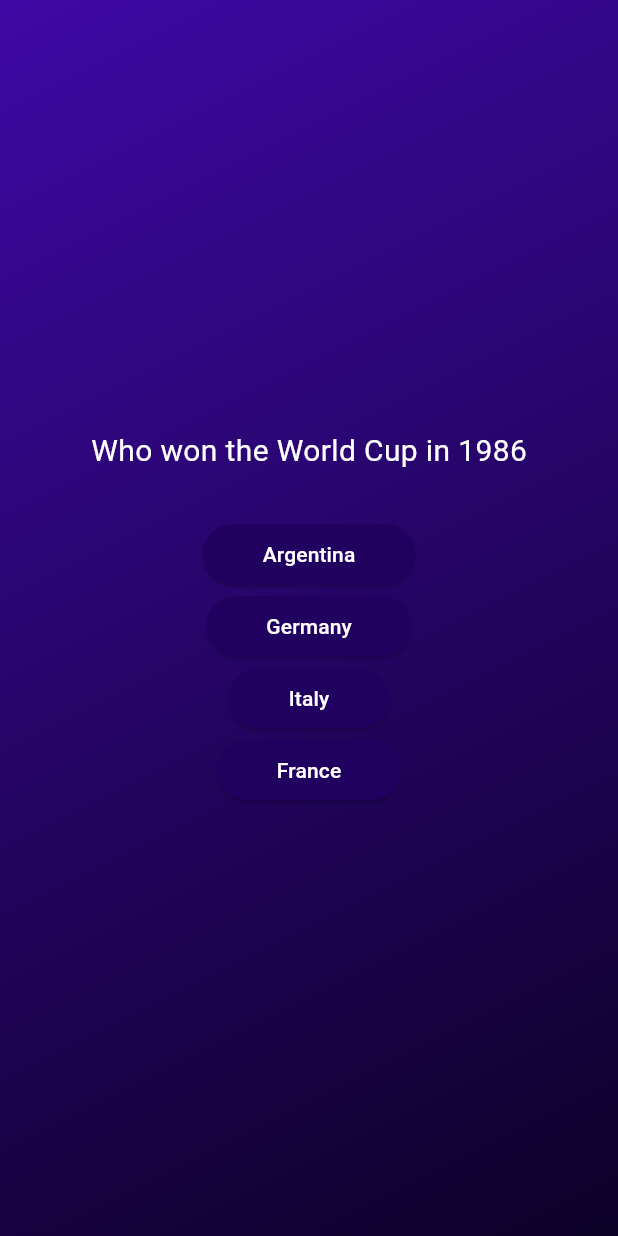
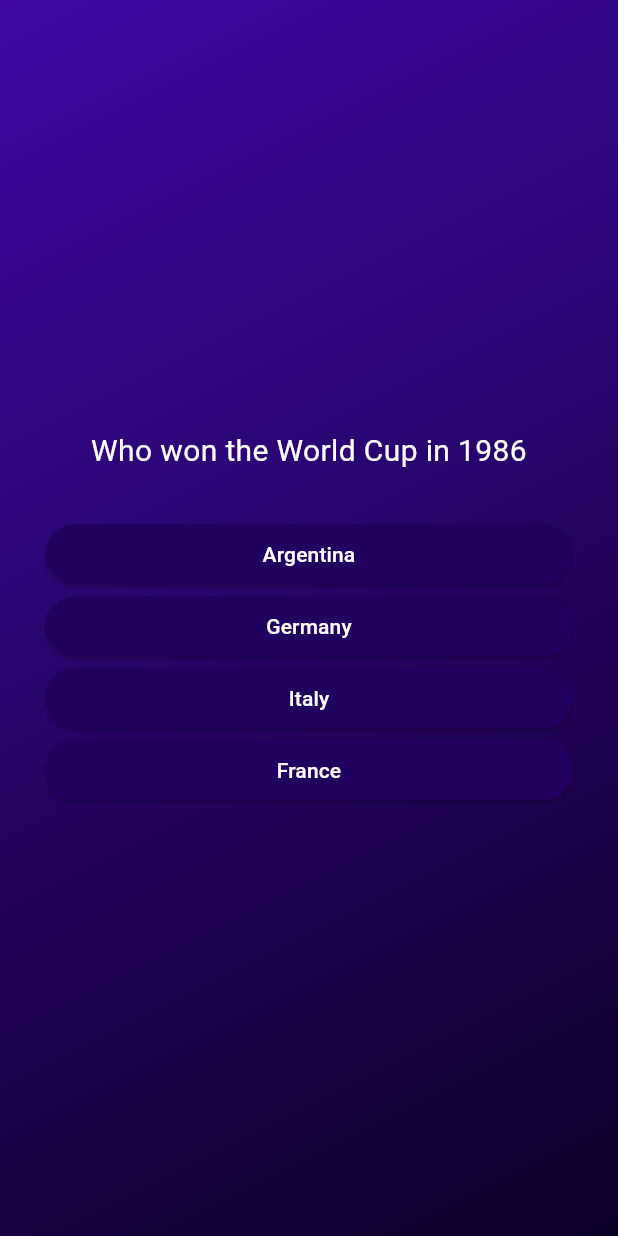
Before and after one commit to EnZo-Z21/ITEC-315, a Flutter app: the screen it shows after launch, after a tap on "Start Quiz", on a phone screen of 412 x 824 dp. Run offline on Flutter 3.47's test engine with Material 3 defaults, Android fonts, the phone set to English and light mode, and no system bars.

Commit message:
Did some basic styling on the answer buttons

```diff
--- a/quiz_app_sp26/lib/answer_button.dart
+++ b/quiz_app_sp26/lib/answer_button.dart
@@ -22,7 +22,8 @@ class AnswerButton extends StatelessWidget{
         backgroundColor: const Color.fromARGB(255, 33, 1, 95),
         foregroundColor: Colors.white
       ),
-      child: Text(answerText),
+      child: Text(answerText,
+      textAlign: TextAlign.center,),
     );
   }
 }
--- a/quiz_app_sp26/lib/questions_screen.dart
+++ b/quiz_app_sp26/lib/questions_screen.dart
@@ -16,11 +16,16 @@ class _QuestionsScreenState extends State<QuestionsScreen> {
     final currentQuestion = questions[0];
     return SizedBox(
       width: double.infinity,
+      child: Container(
+        margin: const EdgeInsets.all(30),
         child: Column(
           mainAxisAlignment: MainAxisAlignment.center,
+          crossAxisAlignment: CrossAxisAlignment.stretch,
           children: [
             Text(currentQuestion.question,
-          style: TextStyle(color: Colors.white, fontSize: 20),
+            style: TextStyle(color: Colors.white, fontSize: 20
+            ),
+            textAlign: TextAlign.center
             ),
             const SizedBox(height: 30),
             ...currentQuestion.answers.map((item){
@@ -31,6 +36,7 @@ class _QuestionsScreenState extends State<QuestionsScreen> {
             }),
           ],
         ),
+      ),
     );
   }
 }
```
Lines whose indentation alone changed are shown as unchanged.
